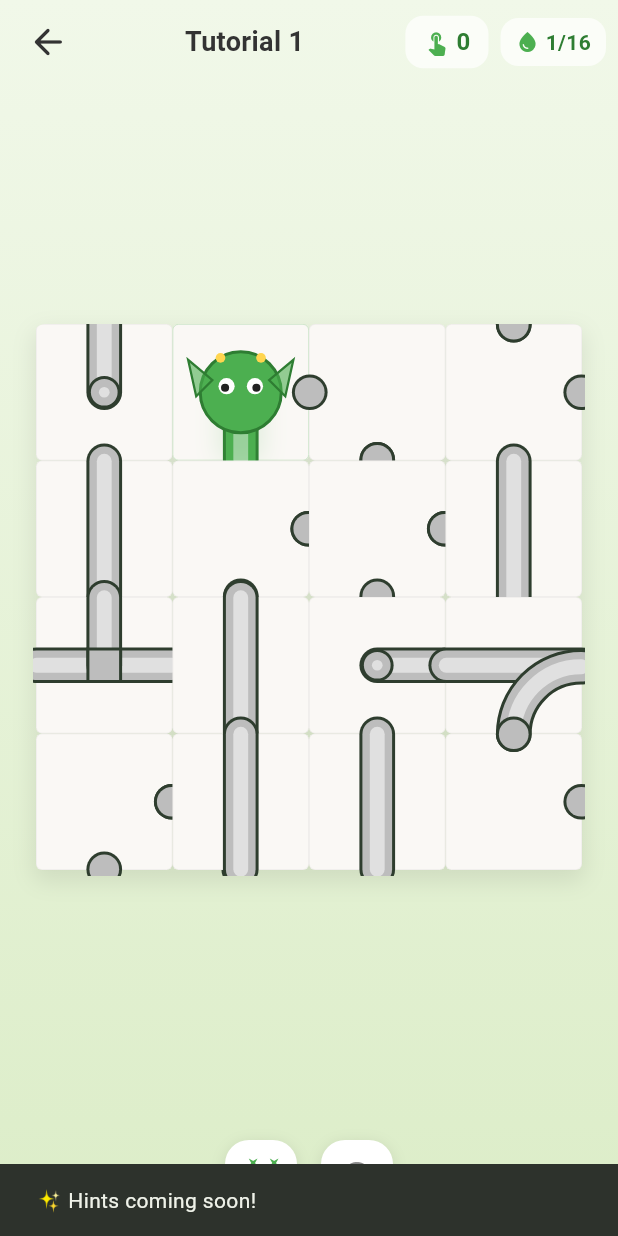
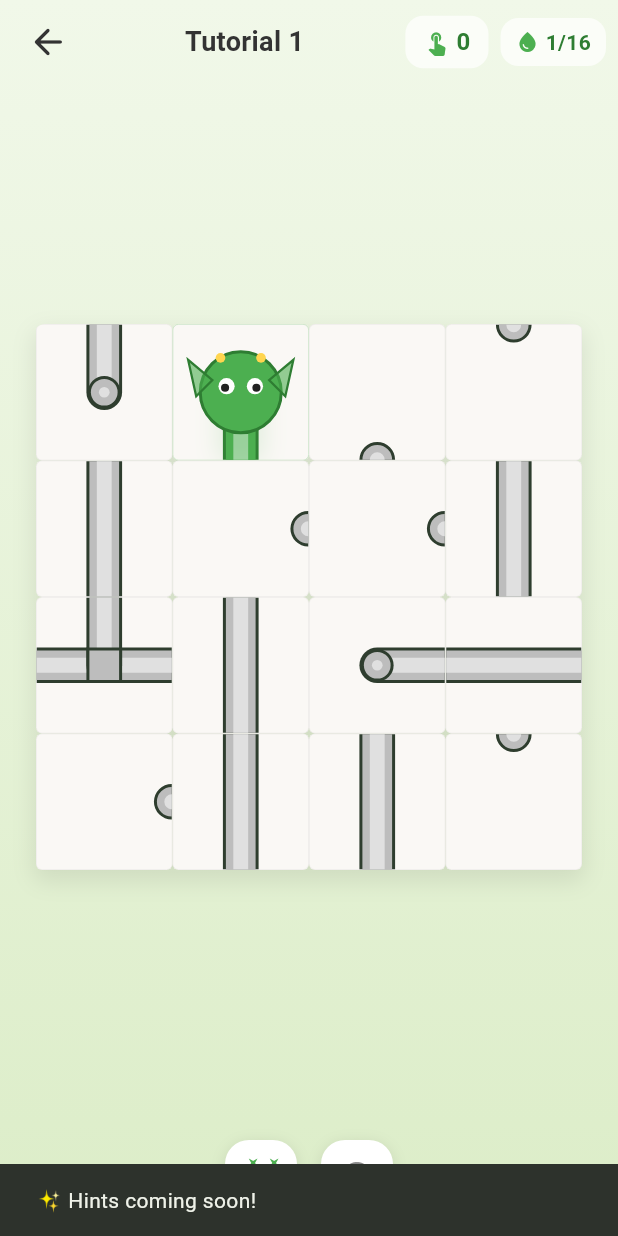
Before and after one commit to palladius/tubature, a Flutter app: the GameScreen screen opened directly, after a tap on the "auto fix high" icon, on a phone screen of 412 x 824 dp. Run offline on Flutter 3.47's test engine with Material 3 defaults, Android fonts, the light colour scheme and no system bars; our stand-ins replace equatable, flutter_riverpod.

Commit message:
fix: clip pipe arcs to cell bounds — no more bleeding into neighbors 🔧
- canvas.clipRect prevents thick stroke arcs from overflowing cell
- Removed redundant cap circles at corner endpoints
- Robust just serve/deploy — kills old server, copies build to /tmp for deploy
- 0 analyze warnings

```diff
--- a/lib/widgets/pipe_painter.dart
+++ b/lib/widgets/pipe_painter.dart
@@ -22,6 +22,11 @@
   @override
   void paint(Canvas canvas, Size size) {
     if (tile.type == TileType.empty) return;
+
+    // Clip to cell bounds — prevents thick pipe strokes from bleeding
+    // into neighboring cells (especially curved corner arcs)
+    canvas.save();
+    canvas.clipRect(Rect.fromLTWH(0, 0, size.width, size.height));
 
     final center = Offset(size.width / 2, size.height / 2);
 
@@ -138,6 +143,8 @@
             glowPaint..strokeWidth = pipeWidth * 1.5);
       }
     }
+
+    canvas.restore();
   }
 
   /// Draw a smooth corner pipe using an arc + two straight legs.
@@ -154,9 +161,6 @@
     Paint fillPaint,
     Paint highlightPaint,
   ) {
-    final dirs = openings.toList();
-    final dir1 = dirs[0];
-    final dir2 = dirs[1];
 
     // Find the corner point where the arc is anchored
     // The arc center is at the corner of the cell closest to both edges
@@ -202,16 +206,6 @@
     canvas.drawPath(arcPath, outlinePaint);
     canvas.drawPath(arcPath, fillPaint);
     canvas.drawPath(arcPath, highlightPaint);
-
-    // Draw rounded end caps at the edge midpoints
-    final capRadius = pipeWidth / 2;
-    final edgeMid1 = _edgeMidpoint(dir1, center, size);
-    final edgeMid2 = _edgeMidpoint(dir2, center, size);
-
-    for (final edge in [edgeMid1, edgeMid2]) {
-      canvas.drawCircle(edge, capRadius + 2, Paint()..color = outlinePaint.color);
-      canvas.drawCircle(edge, capRadius, Paint()..color = fillPaint.color);
-    }
   }
 
   /// Draw a T-junction: one straight pipe through the two aligned openings,
@@ -283,18 +277,6 @@
     }
   }
 
-  Offset _edgeMidpoint(Direction dir, Offset center, Size size) {
-    switch (dir) {
-      case Direction.north:
-        return Offset(center.dx, 0);
-      case Direction.south:
-        return Offset(center.dx, size.height);
-      case Direction.east:
-        return Offset(size.width, center.dy);
-      case Direction.west:
-        return Offset(0, center.dy);
-    }
-  }
 
   void _drawStraightPipe(
     Canvas canvas,
```
Also changed, not shown: 1 other file.
